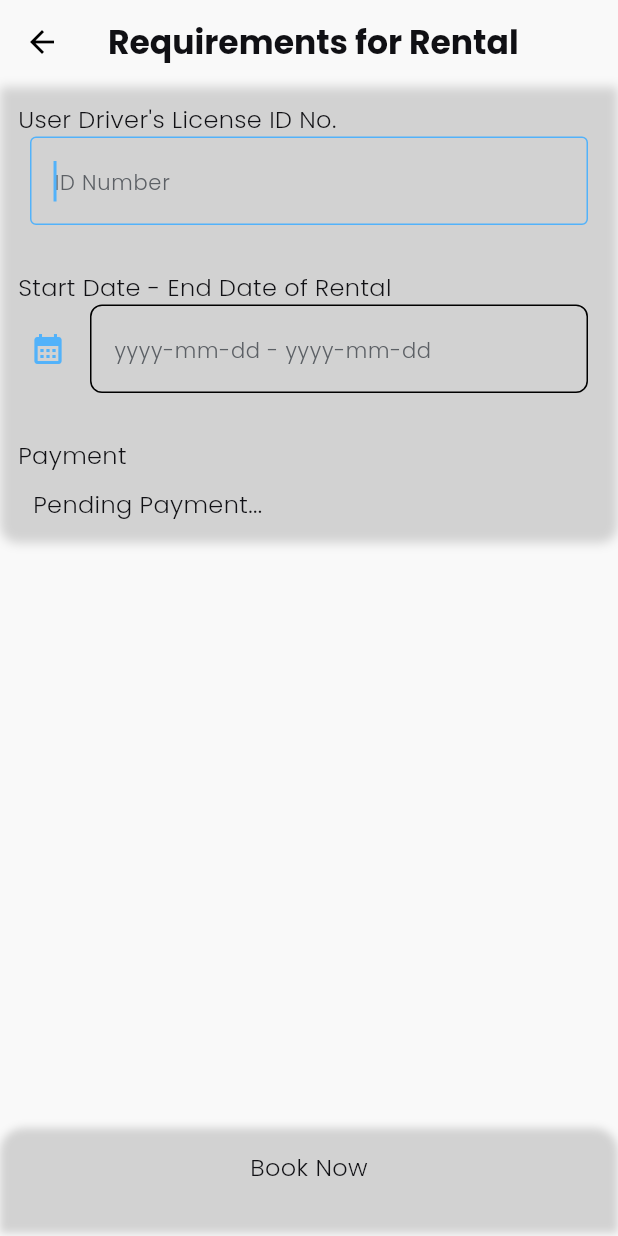
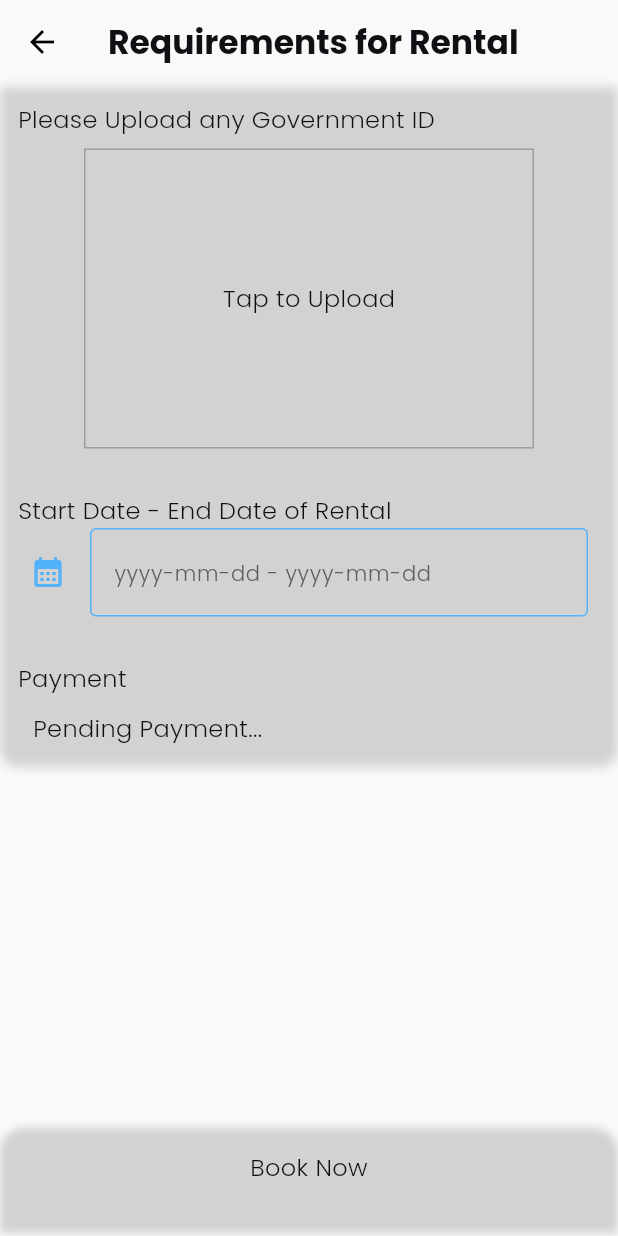
Before and after one commit to igotjulius/joiner_2, a Flutter app: the CarBookingWidget screen opened directly, on a phone screen of 412 x 824 dp. Run offline on Flutter 3.47's test engine with Material 2 defaults, Android fonts, the phone set to English and light mode, and no system bars; our stand-ins replace auto_size_text, cached_network_image, carousel_slider, dio, dropdown_button2, file_picker and 11 more; missing offline and left inert: json_path; accounts and stored records are empty; generated files the repository leaves out were written again.

```diff
--- a/lib/pages/user/rentals/car_booking/car_booking_model.dart
+++ b/lib/pages/user/rentals/car_booking/car_booking_model.dart
@@ -17,6 +17,11 @@ class CarBookingModel extends FlutterFlowModel {
   TextEditingController? textController2;
   String? Function(BuildContext, String?)? textController2Validator;
   DateTimeRange? datePicked;
+
+  BorderSide borderSide = BorderSide(color: Colors.black, width: 1.0);
+  BoxDecoration brokenLines = BoxDecoration(
+    border: Border.all(color: Colors.grey, width: 1.0),
+  );
 
   /// Initialization and disposal methods.
 
--- a/lib/pages/user/rentals/car_booking/car_booking_widget.dart
+++ b/lib/pages/user/rentals/car_booking/car_booking_widget.dart
@@ -1,3 +1,7 @@
+import 'dart:io';
+
+import 'package:file_picker/file_picker.dart';
+
 import '/flutter_flow/flutter_flow_icon_button.dart';
 import '/flutter_flow/flutter_flow_util.dart';
 import 'package:flutter/material.dart';
@@ -12,6 +16,7 @@ class CarBookingWidget extends StatefulWidget {
   @override
   _CarBookingWidgetState createState() => _CarBookingWidgetState();
 }
+PlatformFile? pickedFile;
 
 class _CarBookingWidgetState extends State<CarBookingWidget>
     with TickerProviderStateMixin {
@@ -33,6 +38,20 @@ class _CarBookingWidgetState extends State<CarBookingWidget>
     _model.dispose();
 
     super.dispose();
+  }
+
+  Future selectFile() async {
+    final result = await FilePicker.platform.pickFiles();
+    if (result == null) return;
+
+    setState(() {
+      pickedFile = result.files.first;
+    });
+  }
+  void unselectFile() {
+    setState(() {
+      pickedFile = null;
+    });
   }
 
   @override
@@ -90,21 +109,53 @@ class _CarBookingWidgetState extends State<CarBookingWidget>
                             mainAxisSize: MainAxisSize.max,
                             crossAxisAlignment: CrossAxisAlignment.start,
                             children: [
-                              Text(
-                                'User Driver\'s License ID No.',
+                              Padding(
+                                padding: const EdgeInsets.only(bottom:8.0),
+                                child: Text(
+                                  'Please Upload any Government ID',
+                                ),
+                              ),
+                              Center(
+                                child: Container(
+                                  height: 200,
+                                  width: 300,
+                                  decoration: _model.brokenLines,
+                                  child: Stack(
+                                    children: [
+                                      InkWell(
+                                        onTap: () async {
+                                          await selectFile();
+                                        },
+                                        child: Padding(
+                                          padding: const EdgeInsets.all(8.0),
+                                          child: pickedFile != null
+                                              ? Image.file(
+                                            File(pickedFile!.path!),
+                                            fit: BoxFit.fill,
+                                            width: double.infinity,
+                                          )
+                                              : Center(child: Text('Tap to Upload')),
+                                        ),
+                                      ),
+                                      if (pickedFile != null)
+                                        Positioned(
+                                          top: 8.0,
+                                          right: 8.0,
+                                          child: IconButton(
+                                            color: Colors.black,
+                                            icon: Icon(Icons.close),
+                                            onPressed: () {
+                                              unselectFile();
+                                            },
+                                          ),
+                                        ),
+                                    ],
+                                  ),
+                                ),
                               ),
                               Padding(
                                 padding:
                                     EdgeInsetsDirectional.fromSTEB(8, 0, 8, 0),
-                                child: TextFormField(
-                                  controller: _model.textController1,
-                                  focusNode: _model.textFieldFocusNode1,
-                                  autofocus: true,
-                                  obscureText: false,
-                                  decoration: InputDecoration(
-                                    hintText: 'ID Number',
-                                  ),
-                                ),
                               ),
                               Padding(
                                 padding:
```
